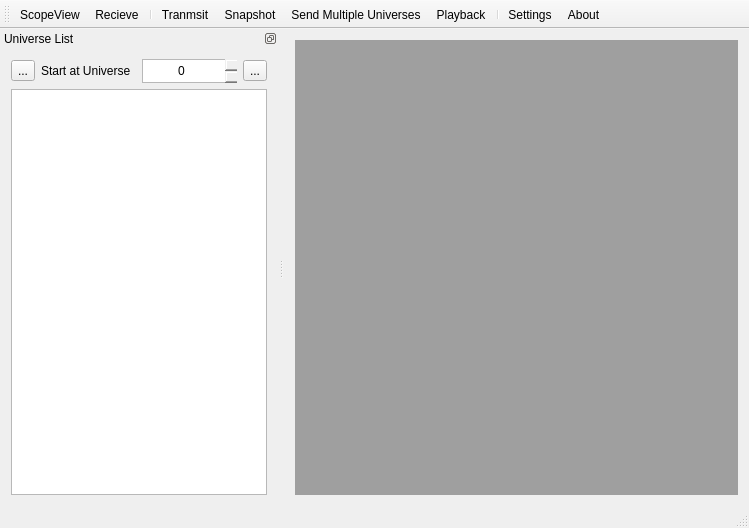
Before: the Qt Designer form ui/mdimainwindow.ui in docsteer/sacnview, drawn with Qt 5.
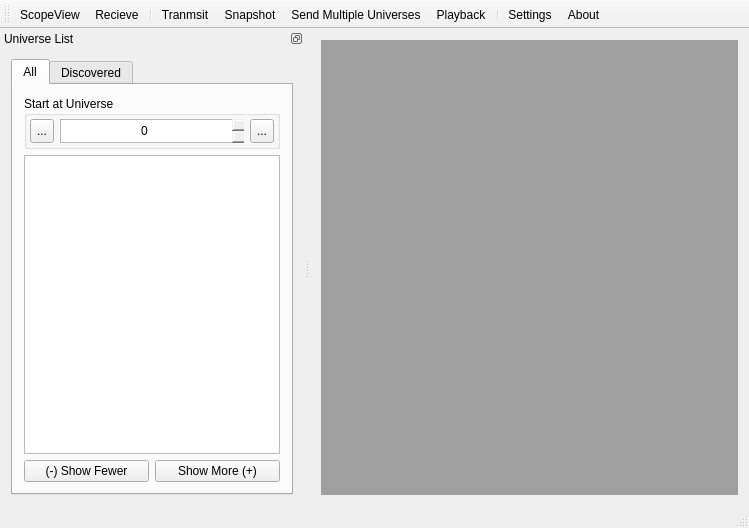
After: the same form once the commit is applied. Icons and pictures are not drawn.

Commit message:
Receive E1.31:2016 universe discovery
Receive and display discovered universes from E1.31:2016 packets

```diff
--- a/ui/mdimainwindow.ui
+++ b/ui/mdimainwindow.ui
@@ -55,7 +55,7 @@
    <bool>false</bool>
   </property>
   <widget class="QWidget" name="centralWidget">
-   <layout class="QHBoxLayout" name="horizontalLayout">
+   <layout class="QVBoxLayout" name="verticalLayout_2">
     <item>
      <widget class="QMdiArea" name="mdiArea"/>
     </item>
@@ -94,6 +94,15 @@
    </property>
   </widget>
   <widget class="QDockWidget" name="dwUnivList">
+   <property name="sizePolicy">
+    <sizepolicy hsizetype="Expanding" vsizetype="Expanding">
+     <horstretch>0</horstretch>
+     <verstretch>0</verstretch>
+    </sizepolicy>
+   </property>
+   <property name="floating">
+    <bool>false</bool>
+   </property>
    <property name="features">
     <set>QDockWidget::DockWidgetFloatable|QDockWidget::DockWidgetMovable</set>
    </property>
@@ -104,11 +113,61 @@
     <number>1</number>
    </attribute>
    <widget class="QWidget" name="dockWidgetContents">
+    <property name="sizePolicy">
+     <sizepolicy hsizetype="Expanding" vsizetype="Expanding">
+      <horstretch>0</horstretch>
+      <verstretch>0</verstretch>
+     </sizepolicy>
+    </property>
     <layout class="QVBoxLayout" name="verticalLayout">
      <item>
-      <layout class="QHBoxLayout" name="horizontalLayout_2">
+      <widget class="QTabWidget" name="tabWidget">
+       <property name="currentIndex">
+        <number>0</number>
+       </property>
+       <widget class="QWidget" name="tabAll">
+        <property name="sizePolicy">
+         <sizepolicy hsizetype="Expanding" vsizetype="Expanding">
+          <horstretch>0</horstretch>
+          <verstretch>0</verstretch>
+         </sizepolicy>
+        </property>
+        <attribute name="title">
+         <string>All</string>
+        </attribute>
+        <layout class="QVBoxLayout" name="verticalLayout_3" stretch="0,0,1,0">
+         <item>
+          <widget class="QGroupBox" name="groupBox">
+           <property name="sizePolicy">
+            <sizepolicy hsizetype="Expanding" vsizetype="Expanding">
+             <horstretch>0</horstretch>
+             <verstretch>0</verstretch>
+            </sizepolicy>
+           </property>
+           <property name="title">
+            <string>Start at Universe</string>
+           </property>
+           <layout class="QHBoxLayout" name="horizontalLayout_3" stretch="0,1,0">
+            <property name="leftMargin">
+             <number>3</number>
+            </property>
+            <property name="topMargin">
+             <number>3</number>
+            </property>
+            <property name="rightMargin">
+             <number>3</number>
+            </property>
+            <property name="bottomMargin">
+             <number>3</number>
+            </property>
        <item>
         <widget class="QToolButton" name="btnUnivListBack">
+              <property name="sizePolicy">
+               <sizepolicy hsizetype="Expanding" vsizetype="Expanding">
+                <horstretch>0</horstretch>
+                <verstretch>0</verstretch>
+               </sizepolicy>
+              </property>
          <property name="text">
           <string>...</string>
          </property>
@@ -118,18 +177,17 @@
          </property>
         </widget>
        </item>
-       <item>
-        <widget class="QLabel" name="label">
-         <property name="text">
-          <string>Start at Universe</string>
-         </property>
-        </widget>
-       </item>
        <item>
         <widget class="QSpinBox" name="sbUniverseList">
          <property name="enabled">
           <bool>true</bool>
          </property>
+              <property name="sizePolicy">
+               <sizepolicy hsizetype="Expanding" vsizetype="Expanding">
+                <horstretch>0</horstretch>
+                <verstretch>0</verstretch>
+               </sizepolicy>
+              </property>
          <property name="frame">
           <bool>false</bool>
          </property>
@@ -140,6 +198,12 @@
        </item>
        <item>
         <widget class="QToolButton" name="btnUnivListForward">
+              <property name="sizePolicy">
+               <sizepolicy hsizetype="Expanding" vsizetype="Expanding">
+                <horstretch>0</horstretch>
+                <verstretch>0</verstretch>
+               </sizepolicy>
+              </property>
          <property name="text">
           <string>...</string>
          </property>
@@ -150,6 +214,14 @@
         </widget>
        </item>
       </layout>
+          </widget>
+         </item>
+         <item>
+          <layout class="QHBoxLayout" name="horizontalLayout">
+           <property name="sizeConstraint">
+            <enum>QLayout::SetNoConstraint</enum>
+           </property>
+          </layout>
      </item>
      <item>
       <widget class="QTreeView" name="treeView">
@@ -165,6 +237,72 @@
        <attribute name="headerVisible">
         <bool>false</bool>
        </attribute>
+          </widget>
+         </item>
+         <item>
+          <layout class="QHBoxLayout" name="horizontalLayout_2">
+           <property name="sizeConstraint">
+            <enum>QLayout::SetNoConstraint</enum>
+           </property>
+           <item>
+            <widget class="QPushButton" name="pbFewer">
+             <property name="sizePolicy">
+              <sizepolicy hsizetype="Expanding" vsizetype="Expanding">
+               <horstretch>0</horstretch>
+               <verstretch>0</verstretch>
+              </sizepolicy>
+             </property>
+             <property name="text">
+              <string>(-) Show Fewer</string>
+             </property>
+            </widget>
+           </item>
+           <item>
+            <widget class="QPushButton" name="pbMore">
+             <property name="sizePolicy">
+              <sizepolicy hsizetype="Expanding" vsizetype="Expanding">
+               <horstretch>0</horstretch>
+               <verstretch>0</verstretch>
+              </sizepolicy>
+             </property>
+             <property name="text">
+              <string>Show More (+)</string>
+             </property>
+            </widget>
+           </item>
+          </layout>
+         </item>
+        </layout>
+       </widget>
+       <widget class="QWidget" name="tabDiscovered">
+        <property name="sizePolicy">
+         <sizepolicy hsizetype="Expanding" vsizetype="Expanding">
+          <horstretch>0</horstretch>
+          <verstretch>0</verstretch>
+         </sizepolicy>
+        </property>
+        <attribute name="title">
+         <string>Discovered</string>
+        </attribute>
+        <layout class="QVBoxLayout" name="verticalLayout_4">
+         <item>
+          <widget class="QTreeView" name="treeViewDiscovered">
+           <property name="editTriggers">
+            <set>QAbstractItemView::NoEditTriggers</set>
+           </property>
+           <property name="alternatingRowColors">
+            <bool>true</bool>
+           </property>
+           <property name="itemsExpandable">
+            <bool>true</bool>
+           </property>
+           <attribute name="headerVisible">
+            <bool>false</bool>
+           </attribute>
+          </widget>
+         </item>
+        </layout>
+       </widget>
       </widget>
      </item>
     </layout>
```
Lines whose indentation alone changed are shown as unchanged. The commit also changes 18 other files.
